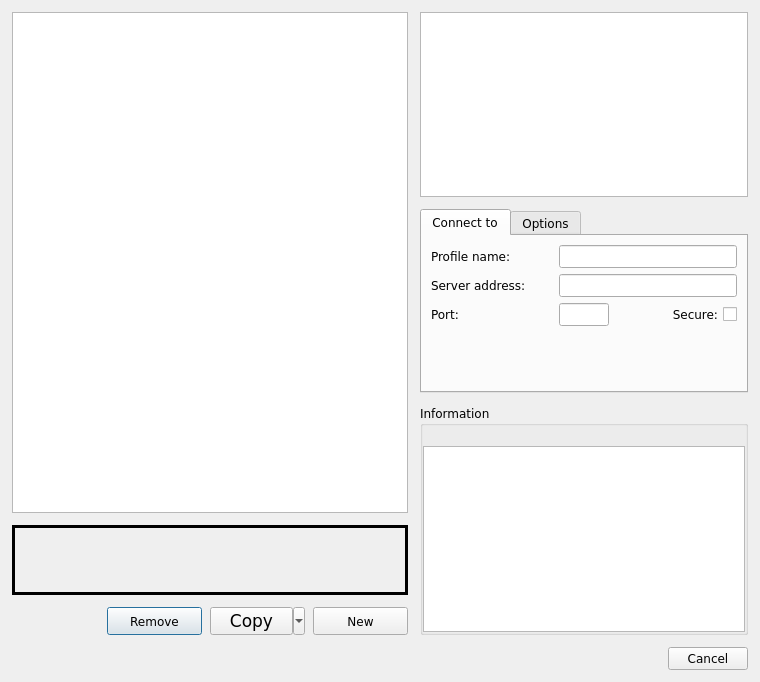
Qt form src/ui/connection_profiles.ui (Mudlet/Mudlet) before a commit.
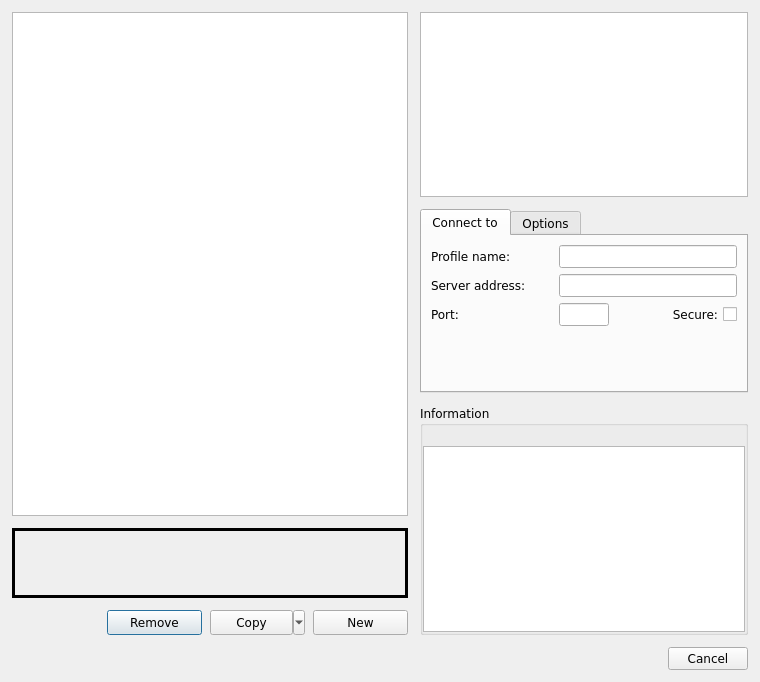
The same form after that commit. Icons and pictures are not drawn. Custom widgets are drawn as their Qt base class.

Commit message: fix oversized Copy button on connection dialog

```diff
--- a/src/ui/connection_profiles.ui
+++ b/src/ui/connection_profiles.ui
@@ -403,11 +403,6 @@
                 <height>25</height>
                </size>
               </property>
-              <property name="font">
-               <font>
-                <pointsize>13</pointsize>
-               </font>
-              </property>
               <property name="text">
                <string>Copy</string>
               </property>
```
The commit also changes 1 other file.
